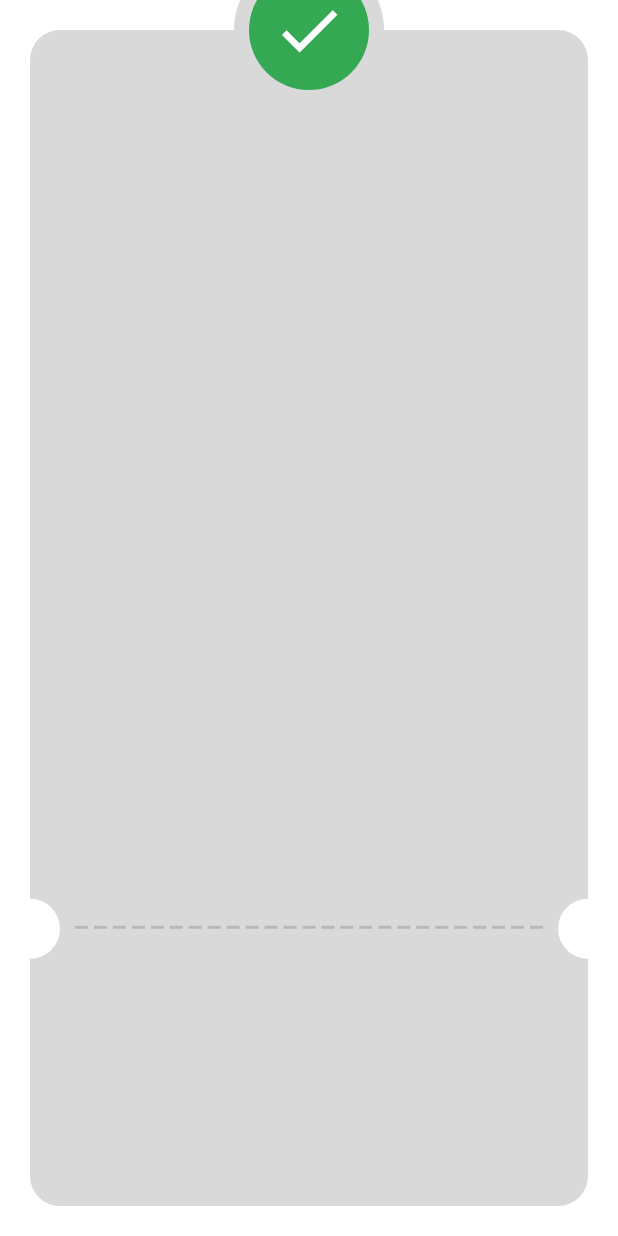
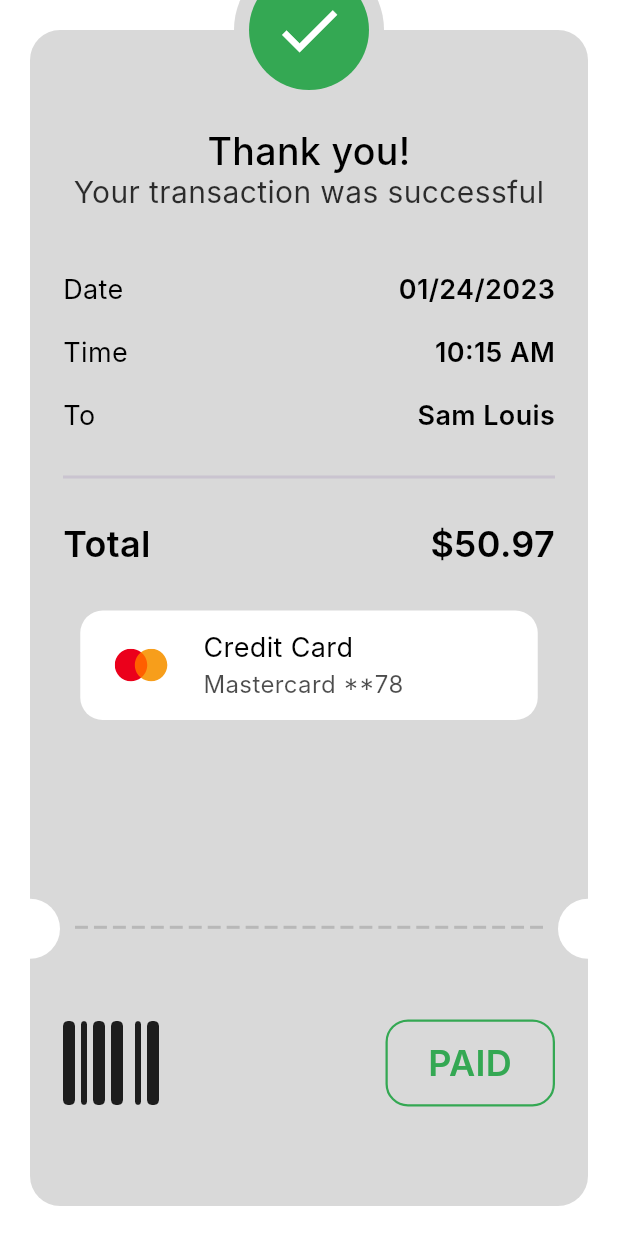
Before and after one commit to peterelia22/payments, a Flutter app: the ThankYou screen opened directly, on a phone screen of 412 x 824 dp. Run offline on Flutter 3.47's test engine with Material 3 defaults, Android fonts, the phone set to English and light mode, and no system bars; our stand-ins replace flutter_credit_card, flutter_svg, font_awesome_flutter; Roboto replaces fonts that are missing (Inter).

Commit message:
thank you card

```diff
--- a/lib/core/utils/assets.dart
+++ b/lib/core/utils/assets.dart
@@ -14,6 +14,10 @@ class Assets {
   /// assets/images/card.svg
   static const String assetsImagesCard = "assets/images/card.svg";
 
+  /// Assets for assetsImagesMastercard
+  /// assets/images/mastercard.svg
+  static const String assetsImagesMastercard = "assets/images/mastercard.svg";
+
   /// Assets for assetsImagesPaybal
   /// assets/images/paybal.svg
   static const String assetsImagesPaybal = "assets/images/paybal.svg";
--- /dev/null
+++ b/lib/features/checkout features/presentation/views/widgets/card_info_widget.dart
@@ -0,0 +1,58 @@
+import 'package:flutter/material.dart';
+import 'package:flutter_svg/svg.dart';
+import 'package:payment/core/utils/assets.dart';
+
+class CardInfoWidget extends StatelessWidget {
+  const CardInfoWidget({
+    super.key,
+  });
+
+  @override
+  Widget build(BuildContext context) {
+    return Container(
+      width: 305,
+      height: 73,
+      decoration: ShapeDecoration(
+        color: Colors.white,
+        shape: RoundedRectangleBorder(
+          borderRadius: BorderRadius.circular(15),
+        ),
+      ),
+      child: Row(
+        children: [
+          Padding(
+            padding: const EdgeInsets.only(left: 23),
+            child: SvgPicture.asset(Assets.assetsImagesMastercard),
+          ),
+          const SizedBox(
+            width: 23,
+          ),
+          Column(
+            mainAxisAlignment: MainAxisAlignment.center,
+            crossAxisAlignment: CrossAxisAlignment.start,
+            children: [
+              const Text(
+                'Credit Card',
+                style: TextStyle(
+                  color: Colors.black,
+                  fontSize: 18,
+                  fontFamily: 'Inter',
+                  fontWeight: FontWeight.w400,
+                ),
+              ),
+              Text(
+                'Mastercard **78',
+                style: TextStyle(
+                  color: Colors.black.withOpacity(0.7),
+                  fontSize: 16,
+                  fontFamily: 'Inter',
+                  fontWeight: FontWeight.w400,
+                ),
+              ),
+            ],
+          ),
+        ],
+      ),
+    );
+  }
+}
--- /dev/null
+++ b/lib/features/checkout features/presentation/views/widgets/payment_item_info.dart
@@ -0,0 +1,27 @@
+import 'package:flutter/material.dart';
+import 'package:payment/core/utils/styles.dart';
+
+class PaymentItemInfo extends StatelessWidget {
+  final String title;
+  final String subtitle;
+  const PaymentItemInfo(
+      {super.key, required this.title, required this.subtitle});
+
+  @override
+  Widget build(BuildContext context) {
+    return Row(
+      mainAxisAlignment: MainAxisAlignment.spaceBetween,
+      children: [
+        Text(
+          title,
+          textAlign: TextAlign.center,
+          style: AppStyles.style18,
+        ),
+        Text(
+          subtitle,
+          style: AppStyles.styleSemiBold18,
+        )
+      ],
+    );
+  }
+}
--- a/lib/features/checkout features/presentation/views/widgets/thank_you_card.dart
+++ b/lib/features/checkout features/presentation/views/widgets/thank_you_card.dart
@@ -1,4 +1,12 @@
 import 'package:flutter/material.dart';
+import 'package:flutter_svg/flutter_svg.dart';
+import 'package:font_awesome_flutter/font_awesome_flutter.dart';
+import 'package:payment/core/utils/assets.dart';
+import 'package:payment/core/utils/styles.dart';
+import 'package:payment/features/checkout%20features/presentation/views/widgets/payment_item_info.dart';
+import 'package:payment/features/checkout%20features/presentation/views/widgets/total_price.dart';
+
+import 'card_info_widget.dart';
 
 class ThankYouCard extends StatelessWidget {
   const ThankYouCard({
@@ -8,10 +16,84 @@ class ThankYouCard extends StatelessWidget {
   @override
   Widget build(BuildContext context) {
     return Container(
+      width: double.infinity,
       decoration: ShapeDecoration(
-        color: Color(0xFFD9D9D9),
+        color: const Color(0xFFD9D9D9),
         shape: RoundedRectangleBorder(
           borderRadius: BorderRadius.circular(20),
+        ),
+      ),
+      child: Padding(
+        padding: const EdgeInsets.only(top: 50 + 16, left: 22, right: 22),
+        child: Column(
+          children: [
+            const Text('Thank you!',
+                textAlign: TextAlign.center, style: AppStyles.style25),
+            Text(
+              'Your transaction was successful',
+              textAlign: TextAlign.center,
+              style: AppStyles.style20,
+            ),
+            const SizedBox(
+              height: 42,
+            ),
+            const PaymentItemInfo(
+              title: 'Date',
+              subtitle: '01/24/2023',
+            ),
+            const SizedBox(
+              height: 20,
+            ),
+            const PaymentItemInfo(
+              title: 'Time',
+              subtitle: '10:15 AM',
+            ),
+            const SizedBox(
+              height: 20,
+            ),
+            const PaymentItemInfo(
+              title: 'To',
+              subtitle: 'Sam Louis',
+            ),
+            const Divider(
+              height: 60,
+              thickness: 2,
+            ),
+            const TotalPrice(title: 'Total', amount: '\$50.97'),
+            const SizedBox(
+              height: 30,
+            ),
+            const CardInfoWidget(),
+            Spacer(),
+            Row(
+              mainAxisAlignment: MainAxisAlignment.spaceBetween,
+              children: [
+                Icon(
+                  FontAwesomeIcons.barcode,
+                  size: 64,
+                ),
+                Container(
+                  width: 113,
+                  height: 58,
+                  decoration: ShapeDecoration(
+                    shape: RoundedRectangleBorder(
+                      side: BorderSide(width: 1.50, color: Color(0xFF34A853)),
+                      borderRadius: BorderRadius.circular(15),
+                    ),
+                  ),
+                  child: Center(
+                    child: Text('PAID',
+                        textAlign: TextAlign.center,
+                        style: AppStyles.style24
+                            .copyWith(color: Color(0xFF34A853))),
+                  ),
+                )
+              ],
+            ),
+            SizedBox(
+              height: ((MediaQuery.sizeOf(context).height * .2 + 20) / 2) - 29,
+            ),
+          ],
         ),
       ),
     );
```
Also changed, not shown: pubspec.yaml (+5 -13 lines), assets/images/mastercard.svg (added), pubspec.lock.
